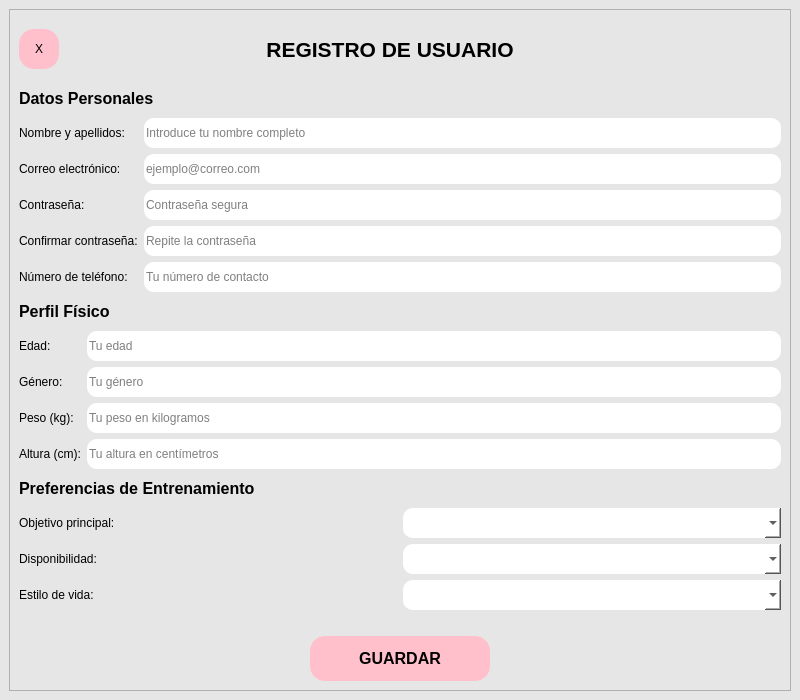
First picture: the form in registro_screen.ui, repository Gerard6666/GymSync, before the edit.
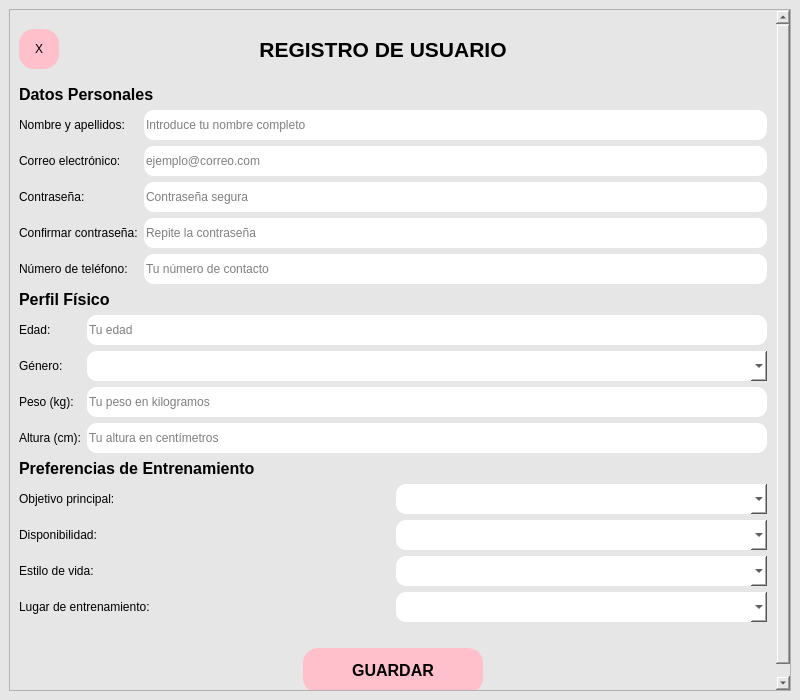
Second picture: the form after the edit. Icons and pictures are not drawn.

Commit message: Inicio de sesión y registro completos con retoques

```diff
--- a/registro_screen.ui
+++ b/registro_screen.ui
@@ -29,7 +29,7 @@
          <x>0</x>
          <y>0</y>
          <width>759</width>
-         <height>687</height>
+         <height>723</height>
         </rect>
        </property>
        <layout class="QVBoxLayout" name="verticalLayout_2">
@@ -320,7 +320,7 @@
            </widget>
           </item>
           <item row="1" column="1">
-           <widget class="QLineEdit" name="txt_genero">
+           <widget class="QComboBox" name="cmb_genero">
             <property name="minimumSize">
              <size>
               <width>0</width>
@@ -331,9 +331,6 @@
              <string notr="true">background-color: rgb(255, 255, 255);
 border-radius: 10px;</string>
             </property>
-            <property name="placeholderText">
-             <string>Tu género</string>
-            </property>
            </widget>
           </item>
           <item row="2" column="0">
@@ -465,6 +462,27 @@
             </property>
            </widget>
           </item>
+          <item row="3" column="0">
+           <widget class="QLabel" name="lbl_lugar_entrenamiento">
+            <property name="text">
+             <string>Lugar de entrenamiento:</string>
+            </property>
+           </widget>
+          </item>
+          <item row="3" column="1">
+           <widget class="QComboBox" name="cmb_lugar_entrenamiento">
+            <property name="minimumSize">
+             <size>
+              <width>0</width>
+              <height>30</height>
+             </size>
+            </property>
+            <property name="styleSheet">
+             <string notr="true">background-color: rgb(255, 255, 255);
+border-radius: 10px;</string>
+            </property>
+           </widget>
+          </item>
          </layout>
         </item>
         <item>
```
The commit also changes 2 other files.
